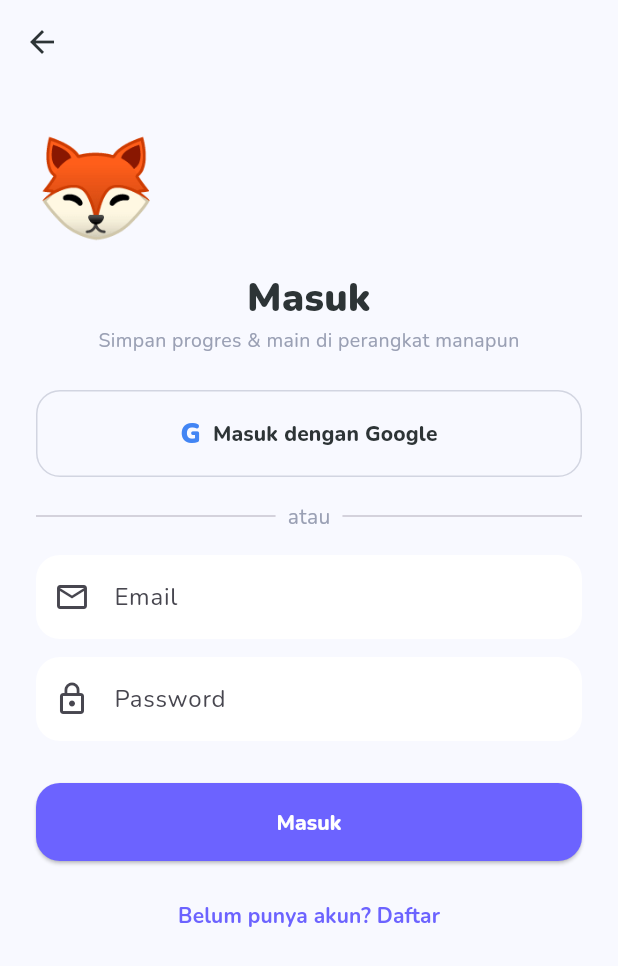
After one commit to amirullah/BelajarYuk, a Flutter app: the screen it shows after launch, after a tap on the "account circle" icon, on a phone screen of 412 x 824 dp. The commit adds this screen. Shown: the top 966 px of the screen. Run offline on Flutter 3.47's test engine with Material 3 defaults, Android fonts, the phone set to English and light mode, and no system bars; our stand-ins replace flutter_animate, google_fonts, google_sign_in, shared_preferences; accounts and stored records are empty.

Commit message:
feat: alur Login + Profil anak (Google & email, tersambung backend)
- AuthService: Google Sign-In (serverClientId Web) + email/password, simpan token
- LoginScreen: masuk/daftar email + tombol Masuk dengan Google
- ProfileSelectScreen: muat profil dari backend, tambah profil (maks 5), pilih
- HomeV2: tombol akun di header -> login/profil
- flutter analyze bersih, semua test lolos

```diff
--- a/kidlearn_game/lib/screens/home_v2_screen.dart
+++ b/kidlearn_game/lib/screens/home_v2_screen.dart
@@ -6,6 +6,8 @@ import '../models/profile.dart';
 import '../services/storage_service.dart';
 import '../utils/app_colors.dart';
 import 'level_map_screen.dart';
+import 'login_screen.dart';
+import 'profile_select_screen.dart';
 
 /// Beranda BelajarYuk! 2.0 — pilih mata pelajaran (Kelas 1).
 class HomeV2Screen extends StatefulWidget {
@@ -28,6 +30,15 @@ class _HomeV2ScreenState extends State<HomeV2Screen> {
   Future<void> _init() async {
     final p = await _storage.ensureLocalProfile();
     if (mounted) setState(() => _profile = p);
+  }
+
+  Future<void> _openAccount() async {
+    final loggedIn = await _storage.isLoggedIn;
+    if (!mounted) return;
+    await Navigator.of(context).push(MaterialPageRoute(
+        builder: (_) =>
+            loggedIn ? const ProfileSelectScreen() : const LoginScreen()));
+    _init(); // segarkan profil aktif setelah kembali
   }
 
   @override
@@ -68,6 +79,12 @@ class _HomeV2ScreenState extends State<HomeV2Screen> {
                     child: Text('⭐ ${_profile?.totalStars() ?? 0}',
                         style: GoogleFonts.nunito(
                             fontWeight: FontWeight.w800, color: kAccent)),
+                  ),
+                  IconButton(
+                    onPressed: _openAccount,
+                    icon: const Icon(Icons.account_circle_outlined),
+                    color: kPrimary,
+                    tooltip: 'Akun & Profil',
                   ),
                 ],
               ),
--- /dev/null
+++ b/kidlearn_game/lib/screens/login_screen.dart
@@ -0,0 +1,191 @@
+import 'package:flutter/material.dart';
+import 'package:google_fonts/google_fonts.dart';
+import '../services/auth_service.dart';
+import '../utils/app_colors.dart';
+import 'profile_select_screen.dart';
+
+/// Layar login orang tua — email/password atau "Masuk dengan Google".
+class LoginScreen extends StatefulWidget {
+  const LoginScreen({super.key});
+
+  @override
+  State<LoginScreen> createState() => _LoginScreenState();
+}
+
+class _LoginScreenState extends State<LoginScreen> {
+  final _auth = AuthService();
+  final _email = TextEditingController();
+  final _pass = TextEditingController();
+  final _name = TextEditingController();
+  bool _register = false;
+  bool _busy = false;
+  String? _error;
+
+  @override
+  void dispose() {
+    _email.dispose();
+    _pass.dispose();
+    _name.dispose();
+    super.dispose();
+  }
+
+  Future<void> _run(Future<String?> Function() action) async {
+    setState(() {
+      _busy = true;
+      _error = null;
+    });
+    final err = await action();
+    if (!mounted) return;
+    setState(() => _busy = false);
+    if (err == null) {
+      Navigator.of(context).pushReplacement(
+          MaterialPageRoute(builder: (_) => const ProfileSelectScreen()));
+    } else {
+      setState(() => _error = err);
+    }
+  }
+
+  @override
+  Widget build(BuildContext context) {
+    return Scaffold(
+      backgroundColor: kBg,
+      appBar: AppBar(
+        backgroundColor: Colors.transparent,
+        elevation: 0,
+        foregroundColor: kDark,
+      ),
+      body: SafeArea(
+        child: SingleChildScrollView(
+          padding: const EdgeInsets.all(24),
+          child: Column(
+            crossAxisAlignment: CrossAxisAlignment.stretch,
+            children: [
+              const Text('🦊', style: TextStyle(fontSize: 64)),
+              const SizedBox(height: 8),
+              Text(_register ? 'Buat Akun Orang Tua' : 'Masuk',
+                  textAlign: TextAlign.center,
+                  style: GoogleFonts.nunito(
+                      fontSize: 26, fontWeight: FontWeight.w900, color: kDark)),
+              Text('Simpan progres & main di perangkat manapun',
+                  textAlign: TextAlign.center,
+                  style: GoogleFonts.nunito(fontSize: 13, color: kMuted)),
+              const SizedBox(height: 24),
+
+              // ── Tombol Google ──
+              _GoogleButton(
+                onTap: _busy ? null : () => _run(_auth.loginGoogle),
+              ),
+              const SizedBox(height: 16),
+              Row(children: [
+                const Expanded(child: Divider()),
+                Padding(
+                    padding: const EdgeInsets.symmetric(horizontal: 8),
+                    child: Text('atau',
+                        style: GoogleFonts.nunito(color: kMuted))),
+                const Expanded(child: Divider()),
+              ]),
+              const SizedBox(height: 16),
+
+              if (_register)
+                _field(_name, 'Nama', Icons.person_outline),
+              _field(_email, 'Email', Icons.email_outlined,
+                  keyboard: TextInputType.emailAddress),
+              _field(_pass, 'Password', Icons.lock_outline, obscure: true),
+
+              if (_error != null) ...[
+                const SizedBox(height: 8),
+                Text(_error!,
+                    style: GoogleFonts.nunito(
+                        color: kError, fontWeight: FontWeight.w600)),
+              ],
+              const SizedBox(height: 16),
+
+              ElevatedButton(
+                onPressed: _busy
+                    ? null
+                    : () => _run(() => _register
+                        ? _auth.registerEmail(
+                            _email.text, _pass.text, _name.text)
+                        : _auth.loginEmail(_email.text, _pass.text)),
+                style: ElevatedButton.styleFrom(
+                  backgroundColor: kPrimary,
+                  padding: const EdgeInsets.symmetric(vertical: 16),
+                  shape: RoundedRectangleBorder(
+                      borderRadius: BorderRadius.circular(16)),
+                ),
+                child: _busy
+                    ? const SizedBox(
+                        height: 20,
+                        width: 20,
+                        child: CircularProgressIndicator(
+                            strokeWidth: 2, color: Colors.white))
+                    : Text(_register ? 'Daftar' : 'Masuk',
+                        style: GoogleFonts.nunito(
+                            fontWeight: FontWeight.w800, color: Colors.white)),
+              ),
+              const SizedBox(height: 12),
+              TextButton(
+                onPressed: _busy
+                    ? null
+                    : () => setState(() {
+                          _register = !_register;
+                          _error = null;
+                        }),
+                child: Text(
+                    _register
+                        ? 'Sudah punya akun? Masuk'
+                        : 'Belum punya akun? Daftar',
+                    style: GoogleFonts.nunito(
+                        color: kPrimary, fontWeight: FontWeight.w700)),
+              ),
+            ],
+          ),
+        ),
+      ),
+    );
+  }
+
+  Widget _field(TextEditingController c, String hint, IconData icon,
+      {bool obscure = false, TextInputType? keyboard}) {
+    return Padding(
+      padding: const EdgeInsets.only(bottom: 12),
+      child: TextField(
+        controller: c,
+        obscureText: obscure,
+        keyboardType: keyboard,
+        decoration: InputDecoration(
+          hintText: hint,
+          prefixIcon: Icon(icon),
+          filled: true,
+          fillColor: kSurface,
+          border: OutlineInputBorder(
+              borderRadius: BorderRadius.circular(16),
+              borderSide: BorderSide.none),
+        ),
+      ),
+    );
+  }
+}
+
+class _GoogleButton extends StatelessWidget {
+  final VoidCallback? onTap;
+  const _GoogleButton({this.onTap});
+
+  @override
+  Widget build(BuildContext context) {
+    return OutlinedButton.icon(
+      onPressed: onTap,
+      icon: const Text('G',
+          style: TextStyle(
+              fontWeight: FontWeight.w900, fontSize: 18, color: Color(0xFF4285F4))),
+      label: Text('Masuk dengan Google',
+          style: GoogleFonts.nunito(fontWeight: FontWeight.w800, color: kDark)),
+      style: OutlinedButton.styleFrom(
+        padding: const EdgeInsets.symmetric(vertical: 16),
+        side: BorderSide(color: kMuted.withOpacity(0.4)),
+        shape:
+            RoundedRectangleBorder(borderRadius: BorderRadius.circular(16)),
+      ),
+    );
+  }
+}
--- /dev/null
+++ b/kidlearn_game/lib/services/auth_service.dart
@@ -0,0 +1,60 @@
+import 'package:google_sign_in/google_sign_in.dart';
+import 'api_service.dart';
+import 'storage_service.dart';
+
+/// Menangani autentikasi: email/password & Google Sign-In.
+/// Token sesi disimpan lokal via StorageService.
+class AuthService {
+  /// Web Client ID (Google Cloud) — audience token yang diverifikasi backend.
+  static const String webClientId =
+      '984650746738-8sls02btq02mcvh5l7nojuc3cooq0r70.apps.googleusercontent.com';
+
+  final ApiService api;
+  final StorageService storage;
+
+  AuthService({ApiService? api, StorageService? storage})
+      : api = api ?? ApiService(),
+        storage = storage ?? StorageService();
+
+  /// Hasil: null bila sukses, atau pesan error bila gagal.
+  Future<String?> registerEmail(
+      String email, String password, String name) async {
+    final res = await api.register(email.trim(), password, name.trim());
+    return _handleToken(res);
+  }
+
+  Future<String?> loginEmail(String email, String password) async {
+    final res = await api.login(email.trim(), password);
+    return _handleToken(res);
+  }
+
+  Future<String?> loginGoogle() async {
+    try {
+      final gsi = GoogleSignIn(serverClientId: webClientId, scopes: ['email']);
+      final account = await gsi.signIn();
+      if (account == null) return 'Login dibatalkan';
+      final auth = await account.authentication;
+      final idToken = auth.idToken;
+      if (idToken == null) return 'Gagal mendapat token Google';
+      final res = await api.googleLogin(idToken);
+      return _handleToken(res);
+    } catch (e) {
+      return 'Gagal login Google';
+    }
+  }
+
+  Future<String?> _handleToken(Map<String, dynamic> res) async {
+    if (res['ok'] == true && res['token'] is String) {
+      await storage.setToken(res['token'] as String);
+      return null;
+    }
+    return (res['error'] as String?) ?? 'Terjadi kesalahan';
+  }
+
+  Future<void> logout() async {
+    try {
+      await GoogleSignIn().signOut();
+    } catch (_) {}
+    await storage.logout();
+  }
+}
```
Also changed, not shown: kidlearn_game/lib/screens/profile_select_screen.dart (added, +249 -0 lines).
